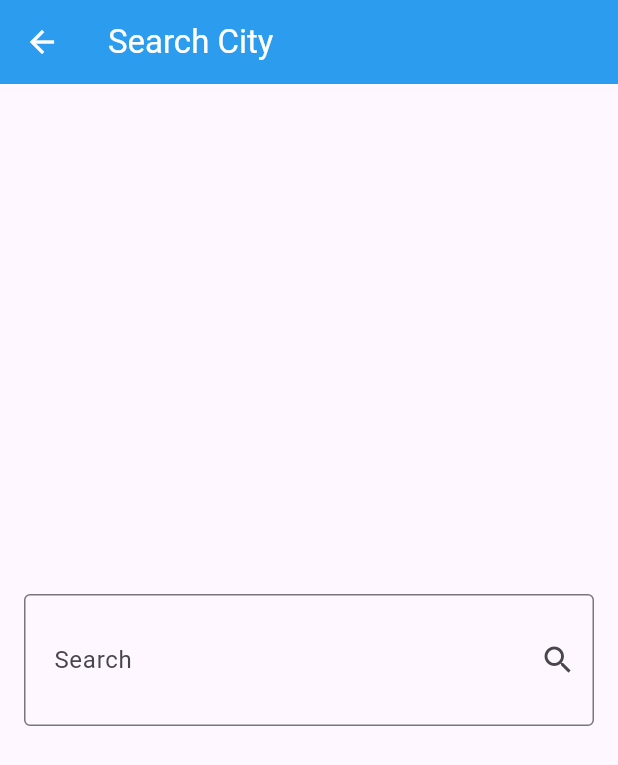
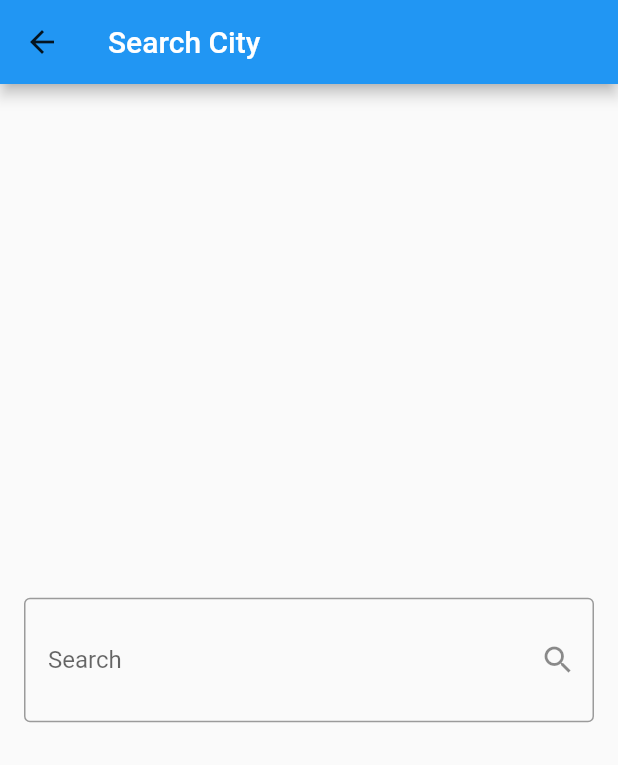
Before and after one commit to moohamed154/weather_app, a Flutter app: the screen it shows after launch, after a tap on the "search" icon, on a phone screen of 412 x 824 dp. Shown: the top 765 px of the screen. Run offline on Flutter 3.47's test engine with Material 3 defaults, Android fonts, the phone set to English and light mode, and no system bars; our stand-ins replace dio, flutter_bloc.

Commit message:
last commit

```diff
--- a/lib/cubits/get_weather_cubit/get_weather_states.dart
+++ b/lib/cubits/get_weather_cubit/get_weather_states.dart
@@ -1,7 +1,17 @@
+import 'package:weather_app/models/weather_model.dart';
+
 class WeatherState {}
 
 class WeatherInitialState extends WeatherState {}
 
-class WeatherLoadedState extends WeatherState {}
+class WeatherLoadedState extends WeatherState {
+  final WeatherModel weatherModel;
 
-class WeatherFailureState extends WeatherState {}
+  WeatherLoadedState(this.weatherModel);
+}
+
+class WeatherFailureState extends WeatherState {
+  final String errMessage;
+
+  WeatherFailureState(this.errMessage);
+}
--- a/lib/main.dart
+++ b/lib/main.dart
@@ -1,6 +1,7 @@
 import 'package:flutter/material.dart';
 import 'package:flutter_bloc/flutter_bloc.dart';
 import 'package:weather_app/cubits/get_weather_cubit/get_weather_cubit.dart';
+import 'package:weather_app/cubits/get_weather_cubit/get_weather_states.dart';
 import 'package:weather_app/views/home_view.dart';
 
 void main() {
@@ -14,10 +15,75 @@ class WeatherApp extends StatelessWidget {
   Widget build(BuildContext context) {
     return BlocProvider(
       create: (context) => GetWeatherCubit(),
-      child: const MaterialApp(
-        debugShowCheckedModeBanner: false,
-        home: HomeView(),
+      child: Builder(
+        builder: (context) => BlocBuilder<GetWeatherCubit, WeatherState>(
+          builder: (context, state) {
+            return MaterialApp(
+              theme: ThemeData(
+                useMaterial3: false,
+                primarySwatch: getThemeColor(
+                    BlocProvider.of<GetWeatherCubit>(context)
+                        .weatherModel
+                        ?.weatherCondition),
+              ),
+              debugShowCheckedModeBanner: false,
+              home: const HomeView(),
+            );
+          },
+        ),
       ),
     );
   }
 }
+
+MaterialColor getThemeColor(String? condition) {
+  if (condition == null) {
+    return Colors.blue;
+  }
+  switch (condition) {
+    case 'Sunny':
+    case 'Clear':
+      return Colors.orange;
+    case 'Partly cloudy':
+    case 'Cloudy':
+    case 'Overcast':
+    case 'Mist':
+    case 'Fog':
+    case 'Freezing fog':
+      return Colors.blueGrey;
+    case 'Patchy rain possible':
+    case 'Patchy light rain':
+    case 'Light rain':
+    case 'Moderate rain at times':
+    case 'Moderate rain':
+    case 'Heavy rain at times':
+    case 'Heavy rain':
+    case 'Light rain shower':
+    case 'Moderate or heavy rain shower':
+    case 'Torrential rain shower':
+    case 'Patchy snow possible':
+    case 'Patchy light snow':
+    case 'Light snow':
+    case 'Patchy moderate snow':
+    case 'Moderate snow':
+    case 'Patchy heavy snow':
+    case 'Heavy snow':
+    case 'Light snow showers':
+    case 'Moderate or heavy snow showers':
+    case 'Patchy sleet possible':
+    case 'Light sleet':
+    case 'Moderate or heavy sleet':
+    case 'Light sleet showers':
+    case 'Moderate or heavy sleet showers':
+    case 'Thundery outbreaks possible':
+    case 'Patchy light rain with thunder':
+    case 'Moderate or heavy rain with thunder':
+    case 'Blowing snow':
+    case 'Blizzard':
+      return Colors.lightBlue;
+    case 'Ice pellets':
+      return Colors.grey;
+    default:
+      return Colors.blue;
+  }
+}
--- a/lib/views/home_view.dart
+++ b/lib/views/home_view.dart
@@ -14,18 +14,12 @@ class HomeView extends StatefulWidget {
 }
 
 class _HomeViewState extends State<HomeView> {
-
-
   @override
   Widget build(BuildContext context) {
     return Scaffold(
       appBar: AppBar(
-        backgroundColor: const Color(0xff2c9cee),
         title: const Text(
           'Weather',
-          style: TextStyle(
-            color: Colors.white,
-          ),
         ),
         actions: [
           IconButton(
@@ -39,7 +33,7 @@ class _HomeViewState extends State<HomeView> {
                 );
               },
               icon: const Icon(
-                color: Colors.white,
+                // color: Colors.white,
                 Icons.search,
               ))
         ],
@@ -47,11 +41,20 @@ class _HomeViewState extends State<HomeView> {
       body: BlocBuilder<GetWeatherCubit, WeatherState>(
         builder: (context, state) {
           if (state is WeatherInitialState) {
-            return  NoWeatherBody();
+            return const NoWeatherBody();
           } else if (state is WeatherLoadedState) {
-            return  WeatherInfoBody();
+            return WeatherInfoBody(
+              weather: state.weatherModel,
+            );
           } else {
-            return  Text("OOPS there was an error ❌❌ ");
+            return const Center(
+              child: Text(
+                "OOPS there was an error ❌ ",
+                style: TextStyle(
+                  fontSize: 24,
+                ),
+              ),
+            );
           }
         },
       ),
--- a/lib/views/search_view.dart
+++ b/lib/views/search_view.dart
@@ -10,15 +10,9 @@ class SearchView extends StatelessWidget {
   Widget build(BuildContext context) {
     return Scaffold(
       appBar: AppBar(
-        iconTheme: const IconThemeData(
-          color: Colors.white,
-        ),
-        backgroundColor: const Color(0xff2c9cee),
+        iconTheme: const IconThemeData(),
         title: const Text(
           'Search City',
-          style: TextStyle(
-            color: Colors.white,
-          ),
         ),
       ),
       body: Padding(
--- a/pubspec.yaml
+++ b/pubspec.yaml
@@ -61,8 +61,8 @@ flutter:
   uses-material-design: true
 
   # To add assets to your application, add an assets section, like this:
-  assets:
-    - assets/images/
+  # assets:
+  #  - assets/images/
   #   - images/a_dot_ham.jpeg
 
   # An image asset can refer to one or more resolution-specific "variants", see
```
Also changed, not shown: lib/cubits/get_weather_cubit/get_weather_cubit.dart (+4 -4 lines), lib/widgets/weather_info_body.dart (+42 -21 lines), assets/images/clear.png (deleted), assets/images/cloudy.png (deleted), assets/images/rainy.png (deleted), assets/images/snow.png (deleted), assets/images/thunderstorm.png (deleted).
